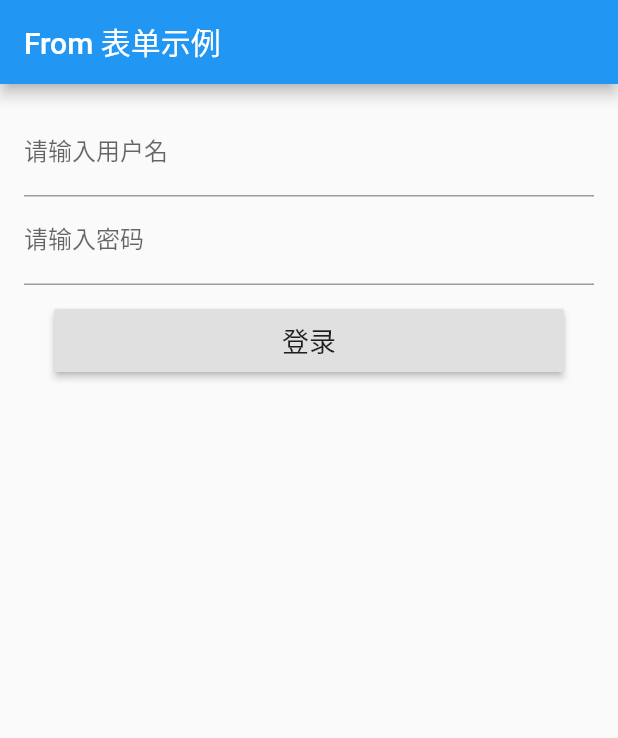
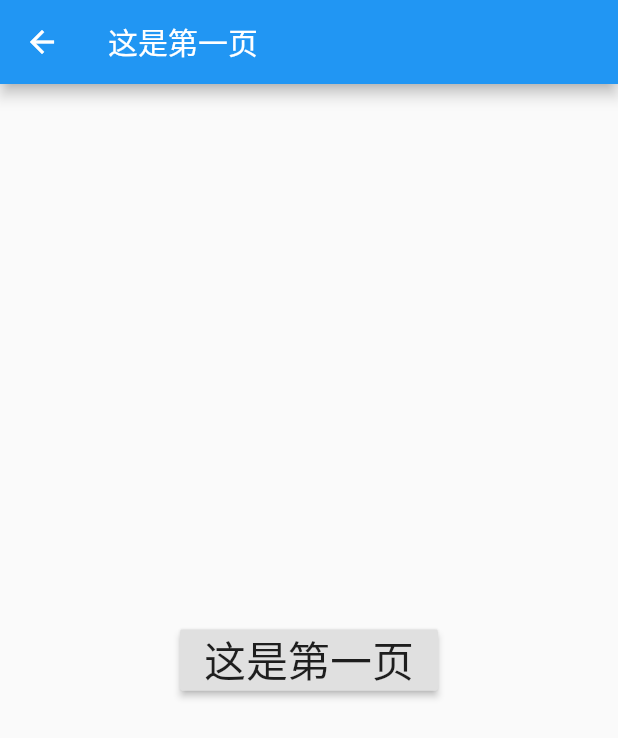
Before and after one commit to Ellen2018/flutter_study_app, a Flutter app: the screen it shows after launch, on a phone screen of 412 x 824 dp. Shown: the top 738 px of the screen. Run offline on Flutter 3.47's test engine with Material 2 defaults, Android fonts, the phone set to English and light mode, and no system bars.

Commit message:
演示路由跳转 & Theme的定义

```diff
--- a/lib/main.dart
+++ b/lib/main.dart
@@ -7,10 +7,11 @@ import 'package:flutter_study_app/RaisedButtonStudy.dart';
 import 'package:flutter_study_app/ContainerStudy.dart';
 import 'package:flutter_study_app/TextFormFieldStudy.dart';
 import 'package:flutter_study_app/TextStudy.dart';
+import 'package:flutter_study_app/material/StudyRoute.dart';
 
 void main() {
   //配置App
-  runApp(new LoginPage());
+  runApp(new StudyRouteApp());
 }
 
 class MyApp extends StatelessWidget {
--- /dev/null
+++ b/lib/material/StudyRoute.dart
@@ -0,0 +1,67 @@
+
+import 'package:flutter/material.dart';
+
+///演示路由的用法
+class StudyRouteApp extends StatelessWidget{
+  @override
+  Widget build(BuildContext context) {
+    return MaterialApp(
+      home: HomePage(),
+      title: '路由演示',
+      routes: {
+        '/first':(BuildContext context) =>  FirstPage(),//添加路由
+        '/second':(BuildContext context) => SecondPage(),
+      },
+      initialRoute: '/first',
+    );
+  }
+}
+
+class HomePage extends StatefulWidget{
+  @override
+  State<StatefulWidget> createState() => _HomeState();
+}
+
+class _HomeState extends State<HomePage>{
+  @override
+  Widget build(BuildContext context) {
+    return Scaffold(
+      appBar: AppBar(title: Text('路由演示'),),
+      body: Center(child: Text('主页',style: TextStyle(fontSize: 28.0),),),
+    );
+  }
+}
+
+class FirstPage extends StatelessWidget{
+  @override
+  Widget build(BuildContext context) {
+    return Scaffold(
+      appBar: AppBar(title: Text('这是第一页'),),
+      body: Center(
+        child: RaisedButton(
+          onPressed: (){
+            Navigator.pushNamed(context, '/second');
+          },
+          child: Text('这是第一页',style: TextStyle(fontSize: 28.0),),
+        ),
+      ),
+    );
+  }
+}
+
+class SecondPage extends StatelessWidget{
+  @override
+  Widget build(BuildContext context) {
+    return Scaffold(
+      appBar: AppBar(title: Text('这是第二页'),),
+      body: Center(
+        child: RaisedButton(
+          onPressed: (){
+            Navigator.pushNamed(context, '/first');
+          },
+          child: Text('这是第二页',style: TextStyle(fontSize: 28.0),),
+        ),
+      ),
+    );
+  }
+}
--- /dev/null
+++ b/lib/material/StudyTheme.dart
@@ -0,0 +1,13 @@
+
+import 'package:flutter/material.dart';
+
+class StudyThemeApp extends StatelessWidget{
+  @override
+  Widget build(BuildContext context) {
+    return MaterialApp(
+      theme: ThemeData(
+        primarySwatch: Colors.blue //主题颜色
+      ),
+    );
+  }
+}
```
